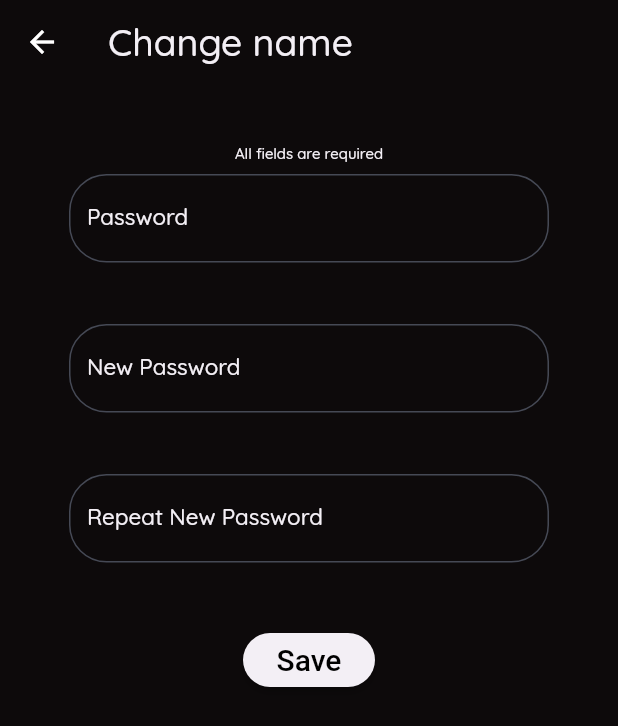
After one commit to Andrei250/CovidHelperV2.0, a Flutter app: the ChangePassword screen opened by its route, after a tap on "Save", on a phone screen of 412 x 824 dp. The commit adds this screen. Shown: the top 726 px of the screen. Run offline on Flutter 3.47's test engine with Material 2 defaults, Android fonts, the phone set to English and light mode, and no system bars; our stand-ins replace cloud_firestore, email_validator, firebase_auth, flutter_svg; missing offline and left inert: regexed_validator; accounts and stored records are empty.

Commit message:
Added change_password functionality for admins

```diff
--- /dev/null
+++ b/lib/components/change_password.dart
@@ -0,0 +1,146 @@
+import 'package:covidhelper_v2/models/admin.dart';
+import 'package:covidhelper_v2/services/firestore_service.dart';
+import 'package:covidhelper_v2/utils/app_theme.dart';
+import 'package:flutter/cupertino.dart';
+import 'package:flutter/material.dart';
+
+import 'form_input.dart';
+
+class ChangePassword extends StatefulWidget {
+  final Map data;
+
+  ChangePassword({this.data});
+
+  @override
+  _ChangePasswordState createState() => _ChangePasswordState();
+}
+
+class _ChangePasswordState extends State<ChangePassword> {
+  String password = '';
+  String new_password = '';
+  String repeat_new_password = '';
+  String message;
+
+  @override
+  void initState() {
+    super.initState();
+    message = '';
+  }
+
+  void changePassword(String val) {
+    password = val;
+  }
+
+  void changeRepeatPassword(String val) {
+    repeat_new_password = val;
+  }
+
+  void changeNewPassword(String val) {
+    new_password = val;
+  }
+
+  bool inputValidate() {
+    message = '';
+    if (password.length == 0 || repeat_new_password.length == 0 || new_password.length == 0) {
+      message = 'All fields are required';
+      return false;
+    } else if (repeat_new_password != new_password || (new_password.length < 6)) {
+      message = 'New password must have over 6 characters and must be the same';
+      return false;
+    }
+
+    return true;
+  }
+
+  @override
+  Widget build(BuildContext context) {
+    return Scaffold(
+      backgroundColor: AppTheme.darkTheme.scaffoldBackgroundColor,
+      appBar: AppBar(
+        backgroundColor: AppTheme.darkTheme.scaffoldBackgroundColor,
+        title: Text(
+          'Change name',
+          style: AppTheme.darkTheme.textTheme.headline2,
+        ),
+      ),
+      body: ListView(
+        children: [
+          Center(
+            child: Padding(
+              padding: EdgeInsets.symmetric(vertical: 40.0, horizontal: 0.0),
+              child: Column(
+                children: [
+                  SizedBox(
+                    height: 20.0,
+                    child: Text(
+                      '${message}',
+                      style: AppTheme.darkTheme.textTheme.subtitle2,
+                    ),
+                  ),
+                  SizedBox(
+                    width: 320.0,
+                    height: 100.0,
+                    child: FormInput(
+                      label: 'Password',
+                      type: true,
+                      changeValue: changePassword,
+                    ),
+                  ),
+                  SizedBox(
+                    width: 320.0,
+                    height: 100.0,
+                    child: FormInput(
+                      label: 'New Password',
+                      type: true,
+                      changeValue: changeNewPassword,
+                    ),
+                  ),
+                  SizedBox(
+                    width: 320.0,
+                    height: 100.0,
+                    child: FormInput(
+                      label: 'Repeat New Password',
+                      type: true,
+                      changeValue: changeRepeatPassword,
+                    ),
+                  ),
+                  RaisedButton(
+                    color: AppTheme.darkTheme.buttonColor,
+                    child: Text(
+                      'Save',
+                      style: TextStyle(
+                        color: Colors.black,
+                        fontSize: 20.0,
+                      ),
+                    ),
+                    onPressed: () async {
+                      if (!inputValidate()) {
+                        setState(() {
+
+                        });
+                      } else {
+
+                        dynamic result = await FirestoreService().changePassAdmin(widget.data['user'], widget.data['admin'], password, new_password);
+
+                        if (result == null || result == 404) {
+                          message = 'Error on changing information';
+                          setState(() {
+
+                          });
+                        } else {
+                          await widget.data['function']();
+                          Navigator.pop(context);
+                        }
+
+                      }
+                    },
+                  ),
+                ],
+              ),
+            ),
+          ),
+        ],
+      ),
+    );
+  }
+}
--- a/lib/components/more_menu_admin.dart
+++ b/lib/components/more_menu_admin.dart
@@ -92,6 +92,12 @@ class _MoreMenuAdminState extends State<MoreMenuAdmin> {
                         Icons.security,
                         color: Colors.white,
                       ),
+                      route: '/admin_panel/change_password',
+                      arguments: {
+                        'user' : widget.user,
+                        'admin' : widget.admin,
+                        'function': widget.function,
+                      },
                     ),
                     ButtonSettings(
                       label: 'See reports',
--- a/lib/main.dart
+++ b/lib/main.dart
@@ -5,6 +5,8 @@ import 'package:covidhelper_v2/pages/admin_panel.dart';
 import 'package:flutter/material.dart';
 import 'package:covidhelper_v2/utils/app_theme.dart';
 import 'package:flutter/material.dart';
+
+import 'components/change_password.dart';
 
 void main() => runApp(
     MaterialApp(
@@ -23,6 +25,9 @@ class Routing {
       case '/admin_panel/change_name':
         return MaterialPageRoute(builder: (_) => ChangeName(data: settings.arguments));
         break;
+      case '/admin_panel/change_password':
+        return MaterialPageRoute(builder: (_) => ChangePassword(data: settings.arguments));
+        break;
       default:
         return null;
     }
--- a/lib/services/firestore_service.dart
+++ b/lib/services/firestore_service.dart
@@ -84,6 +84,26 @@ class FirestoreService {
       print (e.toString());
       return null;
     }
+  }
 
+  Future changePassAdmin(FirebaseUser user, Admin admin, String password, String new_password) async {
+    try {
+      AuthCredential result = EmailAuthProvider.getCredential(email: admin.email, password: password);
+
+      if (result == null) {
+        return 404;
+      }
+
+      user.updatePassword(new_password).then((_) {
+        return 200;
+      }).catchError((onError) {
+        print(onError.toString());
+        return 404;
+      });
+
+    } catch(e) {
+      print (e.toString());
+      return null;
+    }
   }
 }
```
Also changed, not shown: pubspec.lock.
